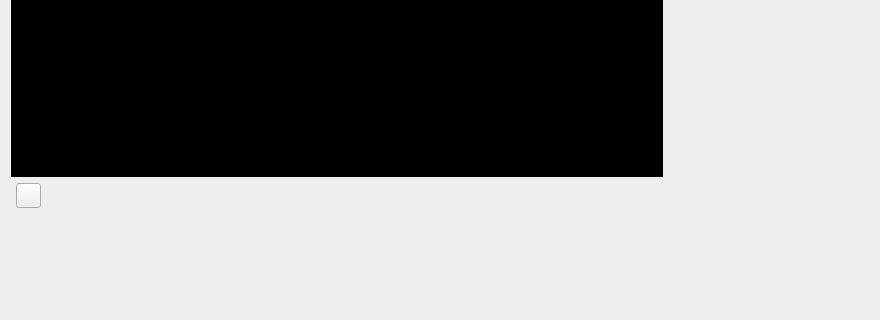
Before: the Qt Designer form InterfacialDesign/Playback/playbackform.ui in xb985547608/VIDICON, drawn with Qt 5; both pictures show x 0 to 880 and y 305 to 625 of the 880 by 625 pixel window.
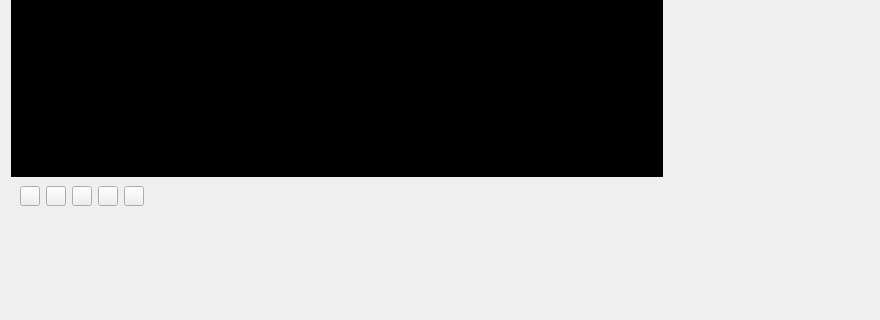
After: the same form once the commit is applied. Icons and pictures are not drawn.

The edit to the form file:
```diff
--- a/InterfacialDesign/Playback/playbackform.ui
+++ b/InterfacialDesign/Playback/playbackform.ui
@@ -54,27 +54,156 @@
            <height>35</height>
           </size>
          </property>
-         <widget class="QPushButton" name="playBtn">
-          <property name="geometry">
-           <rect>
-            <x>5</x>
-            <y>6</y>
-            <width>25</width>
-            <height>25</height>
-           </rect>
-          </property>
-          <property name="styleSheet">
-           <string notr="true">QPushButton[State=&quot;pause&quot;]{
+         <layout class="QHBoxLayout" name="horizontalLayout_2">
+          <item>
+           <widget class="QPushButton" name="playBtn">
+            <property name="minimumSize">
+             <size>
+              <width>20</width>
+              <height>20</height>
+             </size>
+            </property>
+            <property name="maximumSize">
+             <size>
+              <width>20</width>
+              <height>20</height>
+             </size>
+            </property>
+            <property name="styleSheet">
+             <string notr="true">QPushButton[State=&quot;pause&quot;]{
 	border-image: url(:/images/play.png)
 }
 QPushButton[State=&quot;play&quot;]{
 	border-image: url(:/images/pause.png)
 }</string>
-          </property>
-          <property name="text">
-           <string/>
-          </property>
-         </widget>
+            </property>
+            <property name="text">
+             <string/>
+            </property>
+           </widget>
+          </item>
+          <item>
+           <widget class="QPushButton" name="playBtn_2">
+            <property name="minimumSize">
+             <size>
+              <width>20</width>
+              <height>20</height>
+             </size>
+            </property>
+            <property name="maximumSize">
+             <size>
+              <width>20</width>
+              <height>20</height>
+             </size>
+            </property>
+            <property name="styleSheet">
+             <string notr="true">QPushButton[State=&quot;pause&quot;]{
+	border-image: url(:/images/play.png)
+}
+QPushButton[State=&quot;play&quot;]{
+	border-image: url(:/images/pause.png)
+}</string>
+            </property>
+            <property name="text">
+             <string/>
+            </property>
+           </widget>
+          </item>
+          <item>
+           <widget class="QPushButton" name="playBtn_3">
+            <property name="minimumSize">
+             <size>
+              <width>20</width>
+              <height>20</height>
+             </size>
+            </property>
+            <property name="maximumSize">
+             <size>
+              <width>20</width>
+              <height>20</height>
+             </size>
+            </property>
+            <property name="styleSheet">
+             <string notr="true">QPushButton[State=&quot;pause&quot;]{
+	border-image: url(:/images/play.png)
+}
+QPushButton[State=&quot;play&quot;]{
+	border-image: url(:/images/pause.png)
+}</string>
+            </property>
+            <property name="text">
+             <string/>
+            </property>
+           </widget>
+          </item>
+          <item>
+           <widget class="QPushButton" name="playBtn_4">
+            <property name="minimumSize">
+             <size>
+              <width>20</width>
+              <height>20</height>
+             </size>
+            </property>
+            <property name="maximumSize">
+             <size>
+              <width>20</width>
+              <height>20</height>
+             </size>
+            </property>
+            <property name="styleSheet">
+             <string notr="true">QPushButton[State=&quot;pause&quot;]{
+	border-image: url(:/images/play.png)
+}
+QPushButton[State=&quot;play&quot;]{
+	border-image: url(:/images/pause.png)
+}</string>
+            </property>
+            <property name="text">
+             <string/>
+            </property>
+           </widget>
+          </item>
+          <item>
+           <widget class="QPushButton" name="playBtn_5">
+            <property name="minimumSize">
+             <size>
+              <width>20</width>
+              <height>20</height>
+             </size>
+            </property>
+            <property name="maximumSize">
+             <size>
+              <width>20</width>
+              <height>20</height>
+             </size>
+            </property>
+            <property name="styleSheet">
+             <string notr="true">QPushButton[State=&quot;pause&quot;]{
+	border-image: url(:/images/play.png)
+}
+QPushButton[State=&quot;play&quot;]{
+	border-image: url(:/images/pause.png)
+}</string>
+            </property>
+            <property name="text">
+             <string/>
+            </property>
+           </widget>
+          </item>
+          <item>
+           <spacer name="horizontalSpacer">
+            <property name="orientation">
+             <enum>Qt::Horizontal</enum>
+            </property>
+            <property name="sizeHint" stdset="0">
+             <size>
+              <width>40</width>
+              <height>20</height>
+             </size>
+            </property>
+           </spacer>
+          </item>
+         </layout>
         </widget>
        </item>
       </layout>
```
